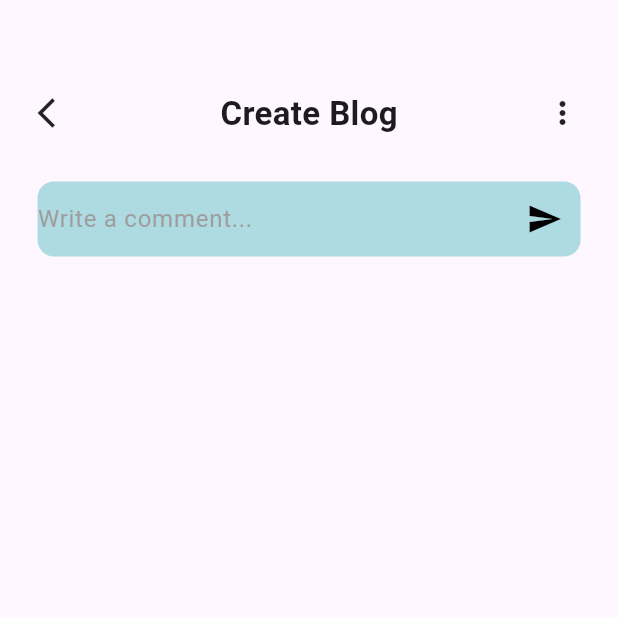
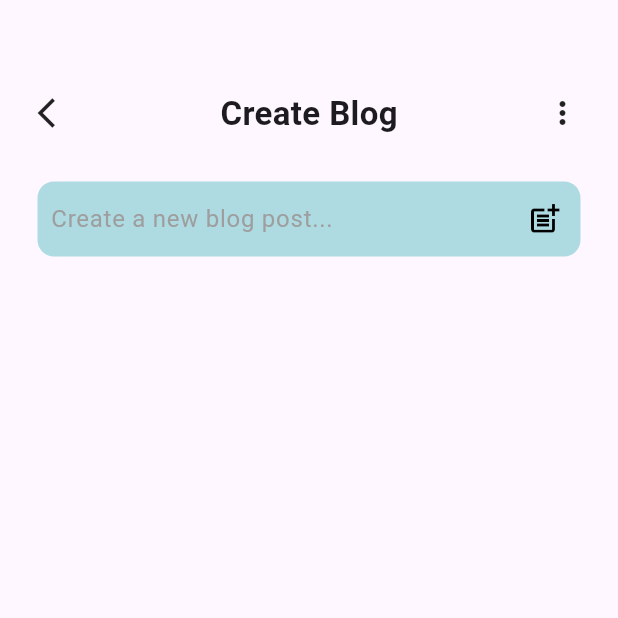
Before and after one commit to admin123KK/merodoctor555, a Flutter app: the Dblog screen opened directly, on a phone screen of 412 x 824 dp, the top half of it. Run offline on Flutter 3.47's test engine with Material 3 defaults, Android fonts, the light colour scheme and no system bars; our stand-ins replace file_picker.

Commit message:
create blog makeup

```diff
--- a/lib/api.dart
+++ b/lib/api.dart
@@ -1,6 +1,6 @@
 class ApiConfig {
   static const String baseUrl =
-      "https://4812-2400-1a00-bb20-cf49-9e1-6e9a-324f-1302.ngrok-free.app";
+      "https://6d1b-2400-1a00-bb20-3b37-a401-d16c-6840-8634.ngrok-free.app";
 
   static String get loginUrl => "$baseUrl/api/Auth/login";
   static String get registerPatientUrl =>
--- a/lib/doctor/Dblog.dart
+++ b/lib/doctor/Dblog.dart
@@ -100,12 +100,12 @@ class _DblogState extends State<Dblog> {
                 decoration: InputDecoration(
                   border: InputBorder.none,
                   labelText: editingId == null
-                      ? "Write a comment..."
-                      : "Edit your comment...",
+                      ? "  Create a new blog post..."
+                      : "Edit your post...",
                   labelStyle: TextStyle(color: Colors.grey),
                   suffixIcon: IconButton(
                     icon: Icon(
-                      editingId == null ? Icons.send : Icons.check,
+                      editingId == null ? Icons.post_add : Icons.check,
                       color: Colors.black,
                     ),
                     onPressed: addOrUpdateComment,
--- a/lib/loginpage.dart
+++ b/lib/loginpage.dart
@@ -1,5 +1,4 @@
 import 'dart:convert';
-
 import 'package:flutter/material.dart';
 import 'package:http/http.dart' as http;
 import 'package:merodoctor/admin/aloginpage.dart';
```
